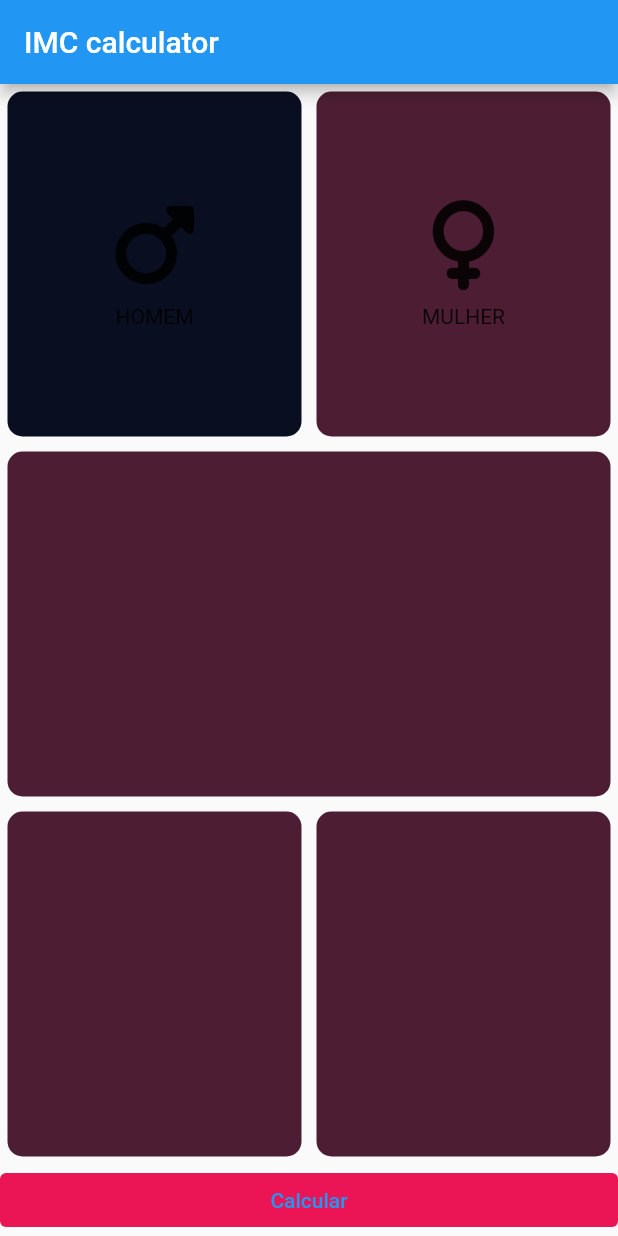
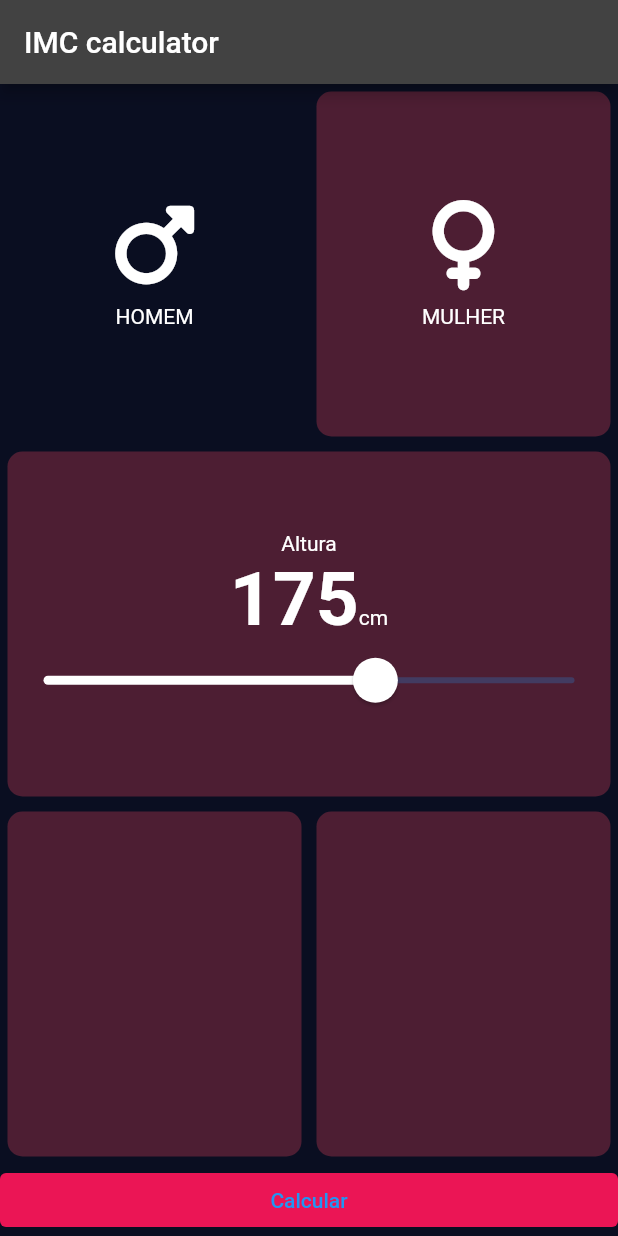
Before and after one commit to Matheus-IT/styled_calculator, a Flutter app: the screen it shows after launch, on a phone screen of 412 x 824 dp. Run offline on Flutter 3.47's test engine with Material 2 defaults, Android fonts, the light colour scheme and no system bars; our stand-ins replace font_awesome_flutter.

Commit message:
Slider area

```diff
--- a/lib/consts/colors.dart
+++ b/lib/consts/colors.dart
@@ -1,7 +1,10 @@
 import 'package:flutter/material.dart';
 
 const primaryColor = Color(0xff4d1e33);
+const darkColor = Color(0xff0a0e21);
+const white = Colors.white;
+const accentColor = Color(0xffeb1555);
 
 const selectedColor = Color(0xff0a0e21);
 const unselectedColor = primaryColor;
-const buttonBackgroundColor = Color(0xffeb1555);
+const buttonBackgroundColor = accentColor;
--- a/lib/main.dart
+++ b/lib/main.dart
@@ -1,4 +1,5 @@
 import 'package:flutter/material.dart';
+import 'package:styled_calculator/consts/colors.dart';
 import 'package:styled_calculator/screens/main_screen.dart';
 
 void main() {
@@ -12,6 +13,10 @@ class BMIApp extends StatelessWidget {
   Widget build(BuildContext context) {
     return MaterialApp(
       title: 'IMC calculator',
+      theme: ThemeData.dark().copyWith(
+        primaryColor: primaryColor,
+        scaffoldBackgroundColor: darkColor,
+      ),
       home: MainScreen(),
     );
   }
--- a/lib/screens/main_screen.dart
+++ b/lib/screens/main_screen.dart
@@ -13,6 +13,7 @@ class MainScreen extends StatefulWidget {
 
 class _MainScreenState extends State<MainScreen> {
   Gender gender = Gender.male;
+  int height = 175;
 
   @override
   Widget build(BuildContext context) {
@@ -70,8 +71,46 @@ class _MainScreenState extends State<MainScreen> {
             ),
             Expanded(
               flex: 1,
-              child: Row(
-                children: const [Expanded(flex: 1, child: RoundCard())],
+              child: RoundCard(
+                child: Column(
+                  mainAxisAlignment: MainAxisAlignment.center,
+                  crossAxisAlignment: CrossAxisAlignment.center,
+                  children: [
+                    Text('Altura'),
+                    Row(
+                      mainAxisAlignment: MainAxisAlignment.center,
+                      crossAxisAlignment: CrossAxisAlignment.baseline,
+                      textBaseline: TextBaseline.alphabetic,
+                      children: [
+                        Text(
+                          height.toString(),
+                          style: const TextStyle(
+                            fontSize: 50.0,
+                            fontWeight: FontWeight.bold,
+                          ),
+                        ),
+                        const Text('cm'),
+                      ],
+                    ),
+                    SliderTheme(
+                      data: const SliderThemeData(
+                        thumbColor: accentColor,
+                        thumbShape:
+                            RoundSliderThumbShape(enabledThumbRadius: 15),
+                      ),
+                      child: Slider(
+                        min: 100.0,
+                        max: 220.0,
+                        activeColor: white,
+                        value: height.toDouble(),
+                        onChanged: (double value) {
+                          debugPrint(value.toString());
+                          setState(() => height = value.toInt());
+                        },
+                      ),
+                    ),
+                  ],
+                ),
               ),
             ),
             Expanded(
```
